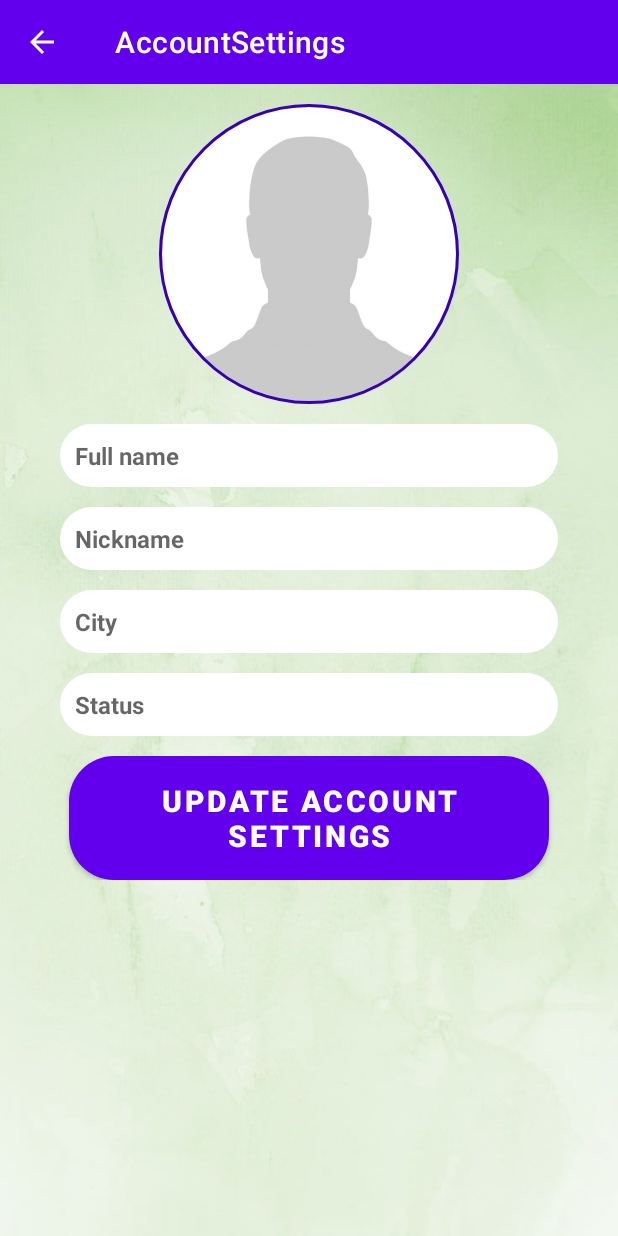
After one commit to FlaviaFerranti7/SocialAd, an Android app: the SettingsActivity screen opened directly, with no data from a screen before it, on a phone screen of 412 x 824 dp. The commit adds this screen. Run offline under Robolectric (Android 15) with nearby library versions, the phone set to English and light mode, and no system bars; our stand-ins replace CircleImageView, Firebase (no records; nobody signed in at launch, a user with empty details on screens opened directly), Picasso; pictures from the network do not load; 5 statements that could not run were skipped.

Commit message:
starting settings activity

```diff
--- a/app/src/main/AndroidManifest.xml
+++ b/app/src/main/AndroidManifest.xml
@@ -13,7 +13,10 @@
         android:roundIcon="@mipmap/ic_launcher_round"
         android:supportsRtl="true"
         android:theme="@style/Theme.SocialAd">
-        <activity android:name=".ClickPostActivity"></activity>
+        <activity android:name=".SettingsActivity"
+            android:parentActivityName=".MainActivity">
+        </activity>
+        <activity android:name=".ClickPostActivity" />
         <activity android:name=".PostActivity" />
         <activity
             android:name=".ChooseAvatarActivity"
@@ -24,7 +27,6 @@
         <activity android:name=".LoginActivity">
             <intent-filter>
                 <action android:name="android.intent.action.MAIN" />
-
                 <category android:name="android.intent.category.LAUNCHER" />
             </intent-filter>
         </activity>
--- a/app/src/main/java/com/example/socialad/MainActivity.kt
+++ b/app/src/main/java/com/example/socialad/MainActivity.kt
@@ -81,7 +81,7 @@ class MainActivity : AppCompatActivity() {
                     true
                 }
                 R.id.nav_settings -> {
-                    Toast.makeText(this, "SETTINGS", Toast.LENGTH_SHORT).show();
+                    SendUserToSettingsActivity()
                     true
                 }
                 R.id.nav_logout -> {
@@ -218,6 +218,11 @@ class MainActivity : AppCompatActivity() {
         startActivity(addNewPostIntent);
     }
 
+    private fun SendUserToSettingsActivity() {
+        val settingsIntent = Intent(this, SettingsActivity::class.java);
+        startActivity(settingsIntent);
+    }
+
     override fun onOptionsItemSelected(item: MenuItem): Boolean {
         if(actionBarDrawerToggle?.onOptionsItemSelected(item)){
             return true;
--- /dev/null
+++ b/app/src/main/java/com/example/socialad/SettingsActivity.kt
@@ -0,0 +1,53 @@
+package com.example.socialad
+
+
+import androidx.appcompat.app.AppCompatActivity
+import android.os.Bundle
+import androidx.appcompat.widget.Toolbar
+import com.google.firebase.auth.FirebaseAuth
+import com.google.firebase.database.*
+import com.squareup.picasso.Picasso
+import kotlinx.android.synthetic.main.activity_settings.*
+import kotlinx.android.synthetic.main.all_post_layout.view.*
+
+class SettingsActivity : AppCompatActivity() {
+
+    private lateinit var settingsUserRef: DatabaseReference;
+    private lateinit var mAuth: FirebaseAuth;
+    private lateinit var currentUserId : String;
+
+    override fun onCreate(savedInstanceState: Bundle?) {
+        super.onCreate(savedInstanceState)
+        setContentView(R.layout.activity_settings)
+
+        val mToolbar : Toolbar = settings_toolbar as Toolbar
+        setSupportActionBar(mToolbar);
+        supportActionBar?.title = " AccountSettings";
+        supportActionBar?.setDisplayHomeAsUpEnabled(true);
+
+        mAuth = FirebaseAuth.getInstance();
+        currentUserId = mAuth.uid!!;
+        settingsUserRef = FirebaseDatabase.getInstance("https://socialad-78b0e-default-rtdb.firebaseio.com/").reference.child("Users").child(currentUserId)
+
+        settingsUserRef.addValueEventListener(object: ValueEventListener{
+            override fun onCancelled(error: DatabaseError) {
+            }
+
+            override fun onDataChange(snapshot: DataSnapshot) {
+                val myProfileImage = snapshot.child("profileImage").value.toString();
+                val myFullName= snapshot.child("fullname").value.toString();
+                val myUsername= snapshot.child("username").value.toString();
+                val myCity = snapshot.child("country").value.toString();
+                val myStatus = snapshot.child("status").value.toString();
+
+                Picasso.get().load(myProfileImage).placeholder(R.drawable.profile_img).into(settings_pic);
+                settings_username.setText(myUsername);
+                settings_fullname.setText(myFullName);
+                settings_country.setText(myCity);
+                settings_status.setText(myStatus);
+            }
+
+        })
+    }
+
+}
--- /dev/null
+++ b/app/src/main/res/layout/activity_settings.xml
@@ -0,0 +1,114 @@
+<?xml version="1.0" encoding="utf-8"?>
+<RelativeLayout xmlns:android="http://schemas.android.com/apk/res/android"
+    xmlns:app="http://schemas.android.com/apk/res-auto"
+    xmlns:tools="http://schemas.android.com/tools"
+    android:layout_width="match_parent"
+    android:layout_height="match_parent"
+    tools:context=".SettingsActivity"
+    android:background="@drawable/login">
+
+    <include android:id="@+id/settings_toolbar"
+        layout="@layout/app_bar_layout">
+
+    </include>
+
+    <ScrollView
+        android:layout_width="match_parent"
+        android:layout_height="match_parent"
+        android:layout_below="@id/settings_toolbar">
+
+        <RelativeLayout
+            android:layout_width="match_parent"
+            android:layout_height="match_parent">
+
+            <de.hdodenhof.circleimageview.CircleImageView
+                android:id="@+id/settings_pic"
+                android:layout_width="@dimen/img_profile"
+                android:layout_height="@dimen/img_profile"
+                android:layout_alignParentTop="true"
+                android:layout_centerHorizontal="true"
+                android:layout_marginTop="@dimen/distance"
+                android:src="@drawable/profile_img"
+                app:civ_border_color="@color/design_default_color_primary_dark"
+                app:civ_border_width="@dimen/border"/>
+
+            <EditText
+                android:id="@+id/settings_fullname"
+                android:layout_width="match_parent"
+                android:layout_height="wrap_content"
+                android:layout_below="@id/settings_pic"
+                android:layout_marginTop="@dimen/distance"
+                android:layout_marginLeft="@dimen/setting_text_margin"
+                android:layout_marginRight="@dimen/setting_text_margin"
+                android:background="@drawable/inputs"
+                android:padding="@dimen/text_field"
+                android:textColor="@color/black"
+                android:textSize="@dimen/text"
+                android:textStyle="bold"
+                android:hint="Full name"/>
+
+            <EditText
+                android:id="@+id/settings_username"
+                android:layout_width="match_parent"
+                android:layout_height="wrap_content"
+                android:layout_below="@id/settings_fullname"
+                android:layout_marginTop="@dimen/distance"
+                android:layout_marginLeft="@dimen/setting_text_margin"
+                android:layout_marginRight="@dimen/setting_text_margin"
+                android:background="@drawable/inputs"
+                android:padding="@dimen/text_field"
+                android:textColor="@color/black"
+                android:textSize="@dimen/text"
+                android:textStyle="bold"
+                android:hint="Nickname"/>
+
+            <EditText
+                android:id="@+id/settings_country"
+                android:layout_width="match_parent"
+                android:layout_height="wrap_content"
+                android:layout_below="@id/settings_username"
+                android:layout_marginTop="@dimen/distance"
+                android:layout_marginLeft="@dimen/setting_text_margin"
+                android:layout_marginRight="@dimen/setting_text_margin"
+                android:background="@drawable/inputs"
+                android:padding="@dimen/text_field"
+                android:textColor="@color/black"
+                android:textSize="@dimen/text"
+                android:textStyle="bold"
+                android:hint="City"/>
+
+            <EditText
+                android:id="@+id/settings_status"
+                android:layout_width="match_parent"
+                android:layout_height="wrap_content"
+                android:layout_below="@id/settings_country"
+                android:layout_marginTop="@dimen/distance"
+                android:layout_marginLeft="@dimen/setting_text_margin"
+                android:layout_marginRight="@dimen/setting_text_margin"
+                android:background="@drawable/inputs"
+                android:padding="@dimen/text_field"
+                android:textColor="@color/black"
+                android:textSize="@dimen/text"
+                android:textStyle="bold"
+                android:hint="Status"/>
+
+            <Button
+                android:id="@+id/settings_update"
+                android:layout_width="wrap_content"
+                android:layout_height="wrap_content"
+                android:layout_below="@id/settings_status"
+                android:layout_marginLeft="@dimen/box_border"
+                android:layout_marginTop="@dimen/distance"
+                android:layout_marginRight="@dimen/box_border"
+                android:background="@drawable/button"
+                android:padding="@dimen/btn"
+                android:text="Update account Settings"
+                android:textSize="@dimen/btn_text"
+                android:textStyle="bold"
+                android:layout_centerHorizontal="true"/>
+
+        </RelativeLayout>
+    </ScrollView>
+
+
+</RelativeLayout>
--- a/app/src/main/res/values/dimens.xml
+++ b/app/src/main/res/values/dimens.xml
@@ -14,5 +14,6 @@
     <dimen name="box_border">5dp</dimen>
     <dimen name="btn_width">150dp</dimen>
     <dimen name="clickable_icon">48dp</dimen>
+    <dimen name="setting_text_margin">40dp</dimen>
 
 </resources>
```
